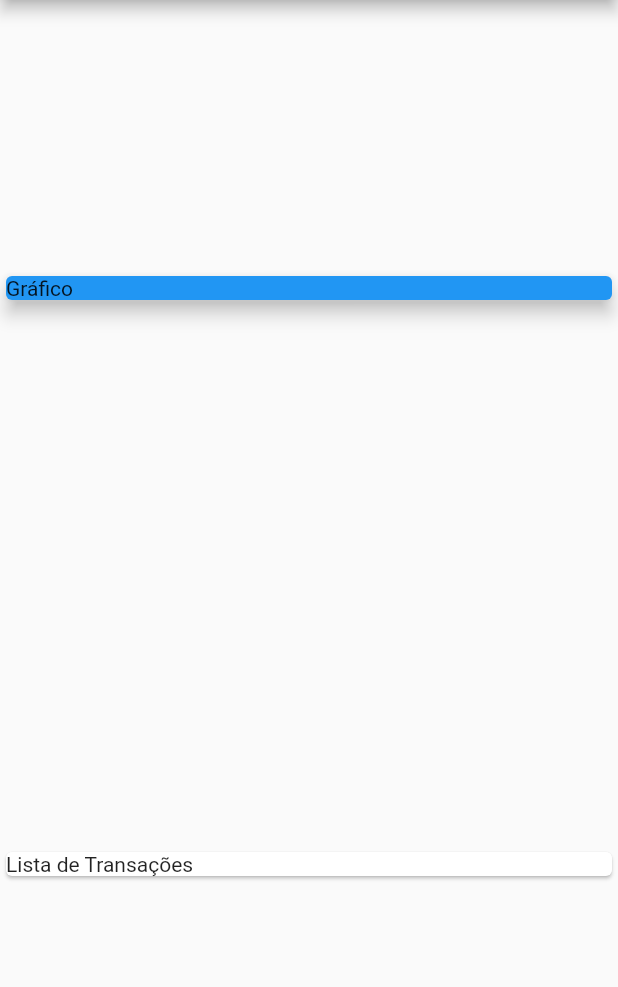
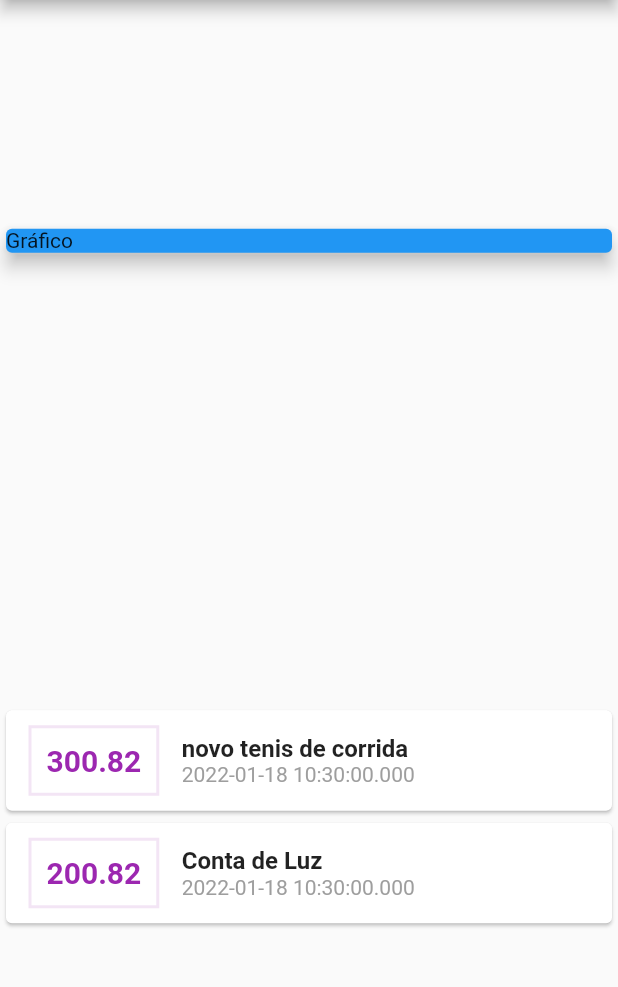
Before and after one commit to raphapizzo/despesas-pessoais-flutter, a Flutter app: the screen it shows after launch, on a phone screen of 412 x 824 dp, the part 84-1071 px from its top. Run offline on Flutter 3.47's test engine with Material 2 defaults, Android fonts, the phone set to English and light mode, and no system bars.

Commit message:
montando as transaçõe e colocando estilos na lista

```diff
--- a/lib/main.dart
+++ b/lib/main.dart
@@ -1,3 +1,4 @@
+import 'package:expenses/models/transaction.dart';
 import 'package:flutter/material.dart';
 
 main() => runApp(ExpensesApp());
@@ -11,7 +12,20 @@ class ExpensesApp extends StatelessWidget {
 }
 
 class MyHomePage extends StatelessWidget {
-  const MyHomePage({Key? key}) : super(key: key);
+  final _transactions = [
+    Transaction(
+      id: 't1',
+      title: 'novo tenis de corrida',
+      value: 300.82,
+      date: DateTime.now(),
+    ),
+    Transaction(
+      id: 't2',
+      title: 'Conta de Luz',
+      value: 200.82,
+      date: DateTime.now(),
+    )
+  ];
 
   @override
   Widget build(BuildContext context) {
@@ -30,8 +44,49 @@ class MyHomePage extends StatelessWidget {
               elevation: 5,
             ),
           ),
-          Card(
-            child: Text('Lista de Transações'),
+          Column(
+            children: _transactions.map((tr) {
+              return Card(
+                child: Row(
+                  children: [
+                    Container(
+                      margin: EdgeInsets.symmetric(
+                        horizontal: 15,
+                        vertical: 10,
+                      ),
+                      decoration: BoxDecoration(
+                          border: Border.all(
+                        color: Colors.purple.shade50,
+                        width: 2,
+                      )),
+                      padding: EdgeInsets.all(10),
+                      child: Text(
+                        tr.value.toString(),
+                        style: TextStyle(
+                            fontWeight: FontWeight.bold,
+                            fontSize: 20,
+                            color: Colors.purple),
+                      ),
+                    ),
+                    Column(
+                      crossAxisAlignment: CrossAxisAlignment.start,
+                      children: [
+                        Text(
+                          tr.title,
+                          style: TextStyle(
+                              fontWeight: FontWeight.bold, fontSize: 16),
+                          textAlign: TextAlign.start,
+                        ),
+                        Text(
+                          tr.date.toString(),
+                          style: TextStyle(color: Colors.grey),
+                        ),
+                      ],
+                    )
+                  ],
+                ),
+              );
+            }).toList(),
           )
         ],
       ),
--- /dev/null
+++ b/lib/models/transaction.dart
@@ -0,0 +1,15 @@
+import 'package:flutter/foundation.dart';
+
+class Transaction {
+  final String id;
+  final String title;
+  final double value;
+  final DateTime date;
+
+  Transaction({
+    required this.id,
+    required this.title,
+    required this.value,
+    required this.date,
+  });
+}
```
